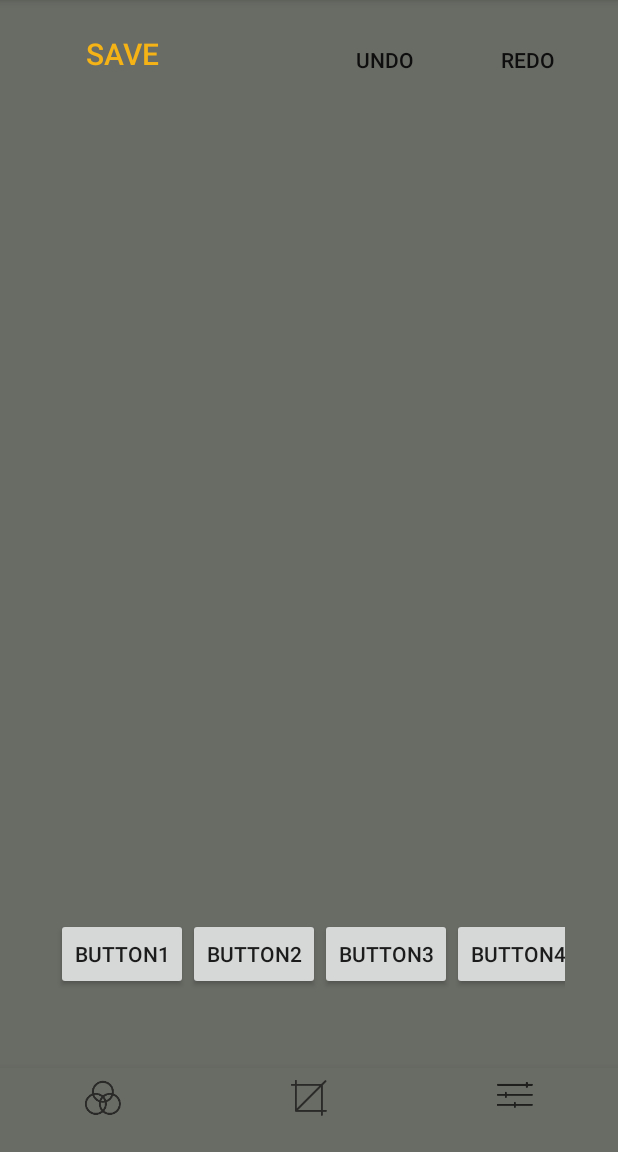
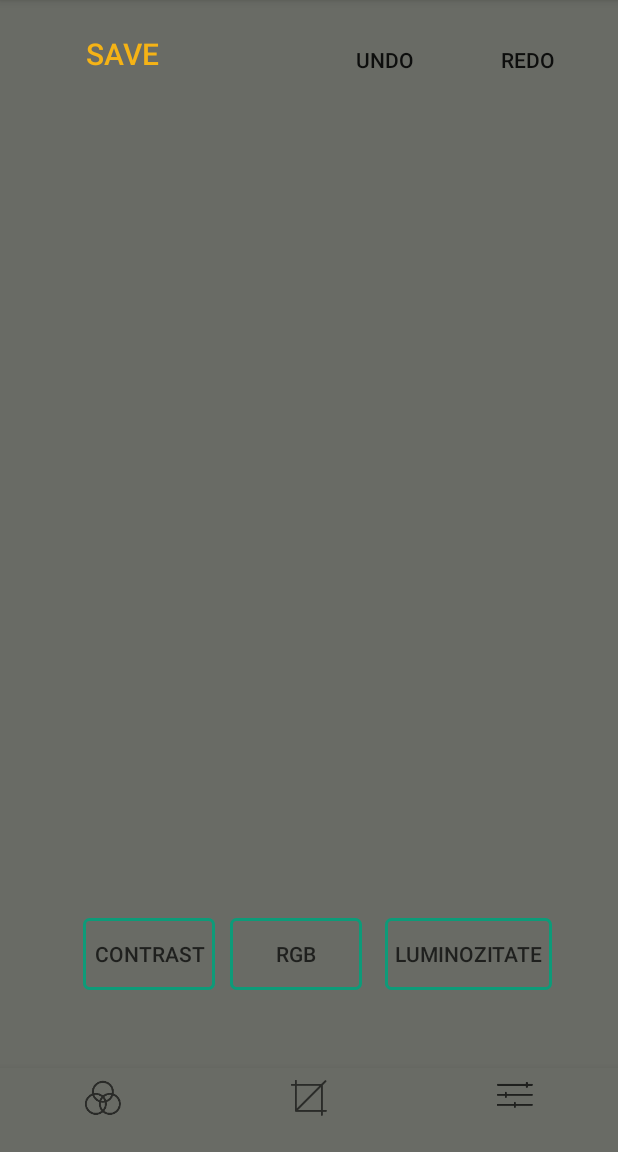
Before and after one commit to eindride/NVImage, an Android app: the UploadedPictureEdit screen opened directly, with no data from a screen before it, item 3 of the bottom bar chosen, on a phone screen of 412 x 824 dp, the part 84-1236 px from its top. Run offline under Robolectric (Android 15) with nearby library versions, the phone set to English and light mode, and no system bars; 1 statement that could not run was skipped.

Commit message:
Am pus la butonul save un Toggle, am modificat si customizat butoanele de la rgb, contrast, luminozitate si am adaugat inca 2 filtre

```diff
--- a/NVImage/app/src/main/java/com/example/crina/nvimage/UploadedPictureEdit.java
+++ b/NVImage/app/src/main/java/com/example/crina/nvimage/UploadedPictureEdit.java
@@ -24,6 +24,7 @@ import android.view.MenuItem;
 import android.view.View;
 import android.widget.ImageView;
 import android.widget.TextView;
+import android.widget.Toast;
 
 import java.io.File;
 import java.io.FileOutputStream;
@@ -344,6 +345,14 @@ public class UploadedPictureEdit extends AppCompatActivity {
                 filteredBmp = filterWhite(bmp);
                 break;
             }
+            case "Ghost":{
+                filteredBmp = filterGhost(bmp);
+                break;
+            }
+            case "Ice":{
+                filteredBmp = filterIce(bmp);
+                break;
+            }
             default: {
                 filteredBmp = bmp;
             }
@@ -352,10 +361,24 @@ public class UploadedPictureEdit extends AppCompatActivity {
     }
 
 
+    public Bitmap filterIce(Bitmap bmp) {
+        return createFilteredBitmap(bmp, 0.23f, 1, 0, 0, 0,
+                0, 1, 0.44f, 0, 0,
+                0, 0.32f, 1, 0, 0,
+                1, 0, 0, 0.7f, 0);
+    }
+
+    public Bitmap filterGhost(Bitmap bmp) {
+        return createFilteredBitmap(bmp, 0, 1, 0, 0, 0,
+                0, 1, 0, 0, 0,
+                0, 0, 1, 0, 0,
+                1, 0, 0, 0, 0);
+    }
+
     public Bitmap filterWhite(Bitmap bmp) {
-        return createFilteredBitmap(bmp, 1.3f, 0, 0.32f, 0, 0,
-                0.11f, 1.3f, 0, 0, 0,
-                0, 0.23f, 1.3f, 0, 0,
+        return createFilteredBitmap(bmp, 0.643f, 0.123f, 0, 0.11f, 0,
+                0, 0.508f, 0.23f, 0.12f, 0,
+                0.23f, 0, 0.503f, 0.12f, 0,
                 0, 0, 0, 1, 0);
     }
     public Bitmap filterAccentColor(Bitmap bmp) {
@@ -634,6 +657,7 @@ public class UploadedPictureEdit extends AppCompatActivity {
         im.setImageBitmap(original);
     }
     public void  saveButtonAction(View v){
+        Toast.makeText(this, "Saved", Toast.LENGTH_LONG).show();
         verifyStoragePermissions(UploadedPictureEdit.this);
     }
 
--- /dev/null
+++ b/NVImage/app/src/main/res/drawable/nvibutton.xml
@@ -0,0 +1,18 @@
+<?xml version="1.0" encoding="utf-8"?>
+<selector xmlns:android="http://schemas.android.com/apk/res/android">
+        <item>
+            <shape>
+                <stroke
+                    android:width="2dp"
+                    android:color="@color/colorButton" />
+                <corners
+                    android:radius="3dp" />
+                <padding
+                    android:bottom="5dp"
+                    android:left="7dp"
+                    android:right="7dp"
+                    android:top="5dp"/>
+
+            </shape>
+        </item>
+</selector>
--- a/NVImage/app/src/main/res/layout/activity_uploaded_picture_edit.xml
+++ b/NVImage/app/src/main/res/layout/activity_uploaded_picture_edit.xml
@@ -132,6 +132,22 @@
                     android:tag="White"
                     android:layout_height="wrap_content"
                     app:srcCompat="@drawable/nvimagefiltre" />
+                <ImageButton
+                    android:id="@+id/filtru7"
+                    android:layout_width="80dp"
+                    android:layout_height="wrap_content"
+                    android:layout_marginRight="10dp"
+                    android:onClick="filterButtonAction"
+                    android:tag="Ghost"
+                    app:srcCompat="@drawable/nvimagefiltre" />
+                <ImageButton
+                    android:id="@+id/filtru8"
+                    android:layout_width="80dp"
+                    android:layout_height="wrap_content"
+                    android:layout_marginRight="10dp"
+                    android:onClick="filterButtonAction"
+                    android:tag="Ice"
+                    app:srcCompat="@drawable/nvimagefiltre" />
 
             </LinearLayout>
         </HorizontalScrollView>
@@ -240,38 +256,36 @@
                 android:layout_height="wrap_content"
                 android:orientation="horizontal">
 
+
                 <Button
+                    android:id="@+id/button3"
                     android:layout_width="wrap_content"
                     android:layout_height="wrap_content"
-                    android:text="button1" />
-
-
-                <Button
-                    android:layout_width="wrap_content"
-                    android:layout_height="wrap_content"
-                    android:text="button2" />
-
-                <Button
-                    android:layout_width="wrap_content"
-                    android:layout_height="wrap_content"
-                    android:text="button3" />
-
-                <Button
-                    android:layout_width="wrap_content"
-                    android:layout_height="wrap_content"
-                    android:text="button4" />
-
-                <Button
-                    android:layout_width="wrap_content"
-                    android:layout_height="wrap_content"
-                    android:text="button5" />
-
+                    android:layout_marginLeft="18dp"
+                    android:background="@drawable/nvibutton"
+                    android:text="Contrast"
+                    android:textColor="@color/colorPrimary" />
 
                 <Button
                     android:id="@+id/button"
                     android:layout_width="wrap_content"
                     android:layout_height="wrap_content"
-                    android:text="button6" />
+                    android:background="@drawable/nvibutton"
+                    android:textColor="@color/colorPrimary"
+                    android:layout_marginLeft="10dp"
+                    android:layout_marginRight="5dp"
+                    android:text="RGB" />
+
+                <Button
+                    android:id="@+id/button2"
+                    android:layout_width="wrap_content"
+                    android:layout_height="wrap_content"
+                    android:layout_marginLeft="10dp"
+                    android:layout_marginRight="5dp"
+                    android:background="@drawable/nvibutton"
+                    android:text="Luminozitate"
+                    android:textColor="@color/colorPrimary" />
+
 
             </LinearLayout>
         </HorizontalScrollView>
--- a/NVImage/app/src/main/res/values/colors.xml
+++ b/NVImage/app/src/main/res/values/colors.xml
@@ -1,7 +1,8 @@
 <?xml version="1.0" encoding="utf-8"?>
 <resources>
-<color name="colorPrimary">#1f201e</color>
-<color name="colorPrimaryDark">#1f201e</color>
-<color name="colorAccent">#F5B316</color>
-<color name="colorBackground">#696b65</color>
+    <color name="colorPrimary">#1f201e</color>
+    <color name="colorPrimaryDark">#1f201e</color>
+    <color name="colorAccent">#F5B316</color>
+    <color name="colorBackground">#696b65</color>
+    <color name="colorButton">#0D9B79</color>
 </resources>
```
